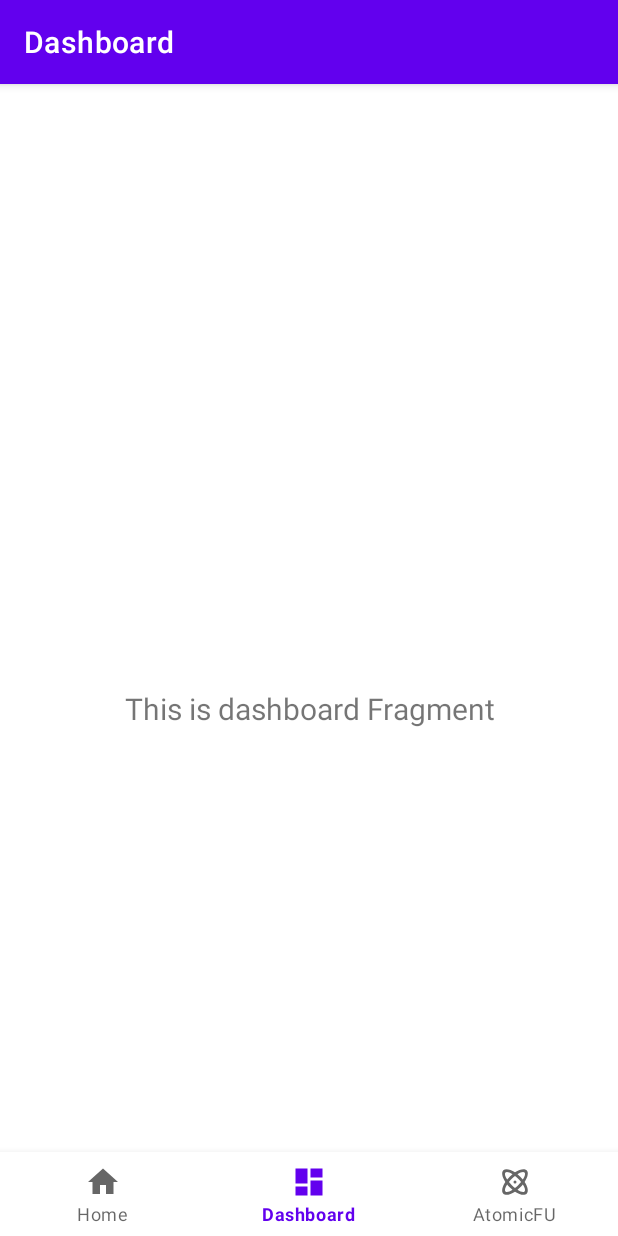
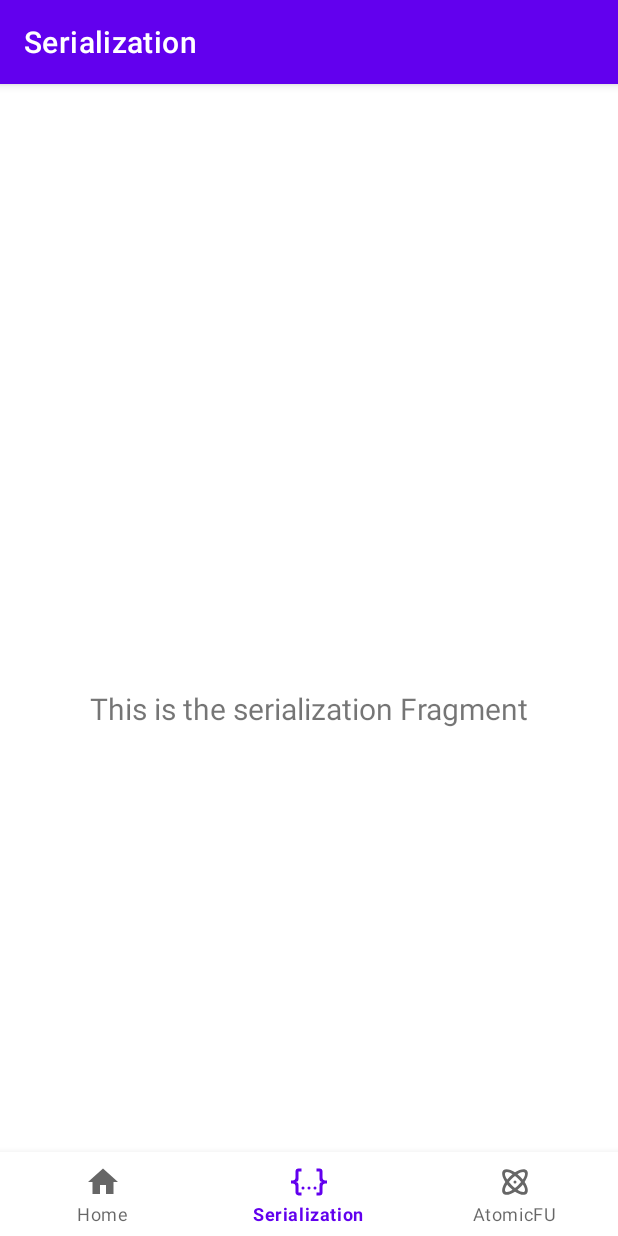
Before and after one commit to severn-everett/AndroidXDemo, an Android app: the SerializationFragment screen opened through its navigation route, on a phone screen of 412 x 824 dp. Run offline under Robolectric (Android 15) with nearby library versions, the phone set to English and light mode, and no system bars; our stand-ins replace navigation-ui.

Commit message:
Initial code for serialization component

```diff
--- a/app/build.gradle.kts
+++ b/app/build.gradle.kts
@@ -1,6 +1,7 @@
 plugins {
     id("com.android.application")
-    id("org.jetbrains.kotlin.android")
+    kotlin("android")
+    kotlin("plugin.serialization")
 }
 
 android {
@@ -36,7 +37,8 @@ android {
 }
 
 dependencies {
-    // Production
+    //// Production
+    // Implementation
     implementation("androidx.core:core-ktx:1.10.0")
     implementation("androidx.appcompat:appcompat:1.6.1")
     implementation("androidx.constraintlayout:constraintlayout:2.1.4")
@@ -47,9 +49,12 @@ dependencies {
     implementation("com.google.android.material:material:1.8.0")
     implementation("org.jetbrains.kotlinx:atomicfu:0.20.2")
     implementation("org.jetbrains.kotlinx:kotlinx-coroutines-android:1.6.4")
-    // Test
+    // Runtime
+    runtimeOnly("org.jetbrains.kotlinx:kotlinx-serialization-json:1.5.0")
+    //// Test
+    // Implementation
     testImplementation("junit:junit:4.13.2")
-    // Android Test
+    // Android implementation
     androidTestImplementation("androidx.test.ext:junit:1.1.5")
     androidTestImplementation("androidx.test.espresso:espresso-core:3.5.1")
 }
--- a/app/src/main/java/com/severett/androidxdemo/MainActivity.kt
+++ b/app/src/main/java/com/severett/androidxdemo/MainActivity.kt
@@ -26,7 +26,7 @@ class MainActivity : AppCompatActivity() {
         // menu should be considered as top level destinations.
         val appBarConfiguration = AppBarConfiguration(
             setOf(
-                R.id.navigation_home, R.id.navigation_dashboard, R.id.navigation_atomicfu
+                R.id.navigation_home, R.id.navigation_serialization, R.id.navigation_atomicfu
             )
         )
         setupActionBarWithNavController(navController, appBarConfiguration)
--- a/app/src/main/java/com/severett/androidxdemo/ui/dashboard/DashboardFragment.kt
+++ b/app/src/main/java/com/severett/androidxdemo/ui/serialization/SerializationFragment.kt
@@ -1,4 +1,4 @@
-package com.severett.androidxdemo.ui.dashboard
+package com.severett.androidxdemo.ui.serialization
 
 import android.os.Bundle
 import android.view.LayoutInflater
@@ -7,11 +7,11 @@ import android.view.ViewGroup
 import android.widget.TextView
 import androidx.fragment.app.Fragment
 import androidx.lifecycle.ViewModelProvider
-import com.severett.androidxdemo.databinding.FragmentDashboardBinding
+import com.severett.androidxdemo.databinding.FragmentSerializationBinding
 
-class DashboardFragment : Fragment() {
+class SerializationFragment : Fragment() {
 
-    private var _binding: FragmentDashboardBinding? = null
+    private var _binding: FragmentSerializationBinding? = null
 
     // This property is only valid between onCreateView and
     // onDestroyView.
@@ -22,14 +22,14 @@ class DashboardFragment : Fragment() {
         container: ViewGroup?,
         savedInstanceState: Bundle?
     ): View {
-        val dashboardViewModel =
-            ViewModelProvider(this).get(DashboardViewModel::class.java)
+        val serializationViewModel =
+            ViewModelProvider(this).get(SerializationViewModel::class.java)
 
-        _binding = FragmentDashboardBinding.inflate(inflater, container, false)
+        _binding = FragmentSerializationBinding.inflate(inflater, container, false)
         val root: View = binding.root
 
-        val textView: TextView = binding.textDashboard
-        dashboardViewModel.text.observe(viewLifecycleOwner) {
+        val textView: TextView = binding.textSerialization
+        serializationViewModel.text.observe(viewLifecycleOwner) {
             textView.text = it
         }
         return root
--- a/app/src/main/java/com/severett/androidxdemo/ui/dashboard/DashboardViewModel.kt
+++ b/app/src/main/java/com/severett/androidxdemo/ui/serialization/SerializationViewModel.kt
@@ -1,13 +1,13 @@
-package com.severett.androidxdemo.ui.dashboard
+package com.severett.androidxdemo.ui.serialization
 
 import androidx.lifecycle.LiveData
 import androidx.lifecycle.MutableLiveData
 import androidx.lifecycle.ViewModel
 
-class DashboardViewModel : ViewModel() {
+class SerializationViewModel : ViewModel() {
 
     private val _text = MutableLiveData<String>().apply {
-        value = "This is dashboard Fragment"
+        value = "This is the serialization Fragment"
     }
     val text: LiveData<String> = _text
 }
--- a/app/src/main/res/drawable/ic_dashboard_black_24dp.xml
+++ /dev/null
@@ -1,9 +0,0 @@
-<vector xmlns:android="http://schemas.android.com/apk/res/android"
-    android:width="24dp"
-    android:height="24dp"
-    android:viewportWidth="24.0"
-    android:viewportHeight="24.0">
-    <path
-        android:fillColor="#FF000000"
-        android:pathData="M3,13h8L11,3L3,3v10zM3,21h8v-6L3,15v6zM13,21h8L21,11h-8v10zM13,3v6h8L21,3h-8z" />
-</vector>
--- /dev/null
+++ b/app/src/main/res/drawable/ic_json_black_24dp.xml
@@ -0,0 +1,10 @@
+<!-- drawable/code_json.xml -->
+<vector xmlns:android="http://schemas.android.com/apk/res/android"
+    android:width="24dp"
+    android:height="24dp"
+    android:viewportWidth="24"
+    android:viewportHeight="24">
+    <path
+        android:fillColor="#000000"
+        android:pathData="M5,3H7V5H5V10A2,2 0 0,1 3,12A2,2 0 0,1 5,14V19H7V21H5C3.93,20.73 3,20.1 3,19V15A2,2 0 0,0 1,13H0V11H1A2,2 0 0,0 3,9V5A2,2 0 0,1 5,3M19,3A2,2 0 0,1 21,5V9A2,2 0 0,0 23,11H24V13H23A2,2 0 0,0 21,15V19A2,2 0 0,1 19,21H17V19H19V14A2,2 0 0,1 21,12A2,2 0 0,1 19,10V5H17V3H19M12,15A1,1 0 0,1 13,16A1,1 0 0,1 12,17A1,1 0 0,1 11,16A1,1 0 0,1 12,15M8,15A1,1 0 0,1 9,16A1,1 0 0,1 8,17A1,1 0 0,1 7,16A1,1 0 0,1 8,15M16,15A1,1 0 0,1 17,16A1,1 0 0,1 16,17A1,1 0 0,1 15,16A1,1 0 0,1 16,15Z" />
+</vector>
--- a/app/src/main/res/layout/fragment_dashboard.xml
+++ b/app/src/main/res/layout/fragment_serialization.xml
@@ -4,10 +4,10 @@
     xmlns:tools="http://schemas.android.com/tools"
     android:layout_width="match_parent"
     android:layout_height="match_parent"
-    tools:context=".ui.dashboard.DashboardFragment">
+    tools:context=".ui.serialization.SerializationFragment">
 
     <TextView
-        android:id="@+id/text_dashboard"
+        android:id="@+id/text_serialization"
         android:layout_width="match_parent"
         android:layout_height="wrap_content"
         android:layout_marginStart="8dp"
--- a/app/src/main/res/menu/bottom_nav_menu.xml
+++ b/app/src/main/res/menu/bottom_nav_menu.xml
@@ -7,9 +7,9 @@
         android:title="@string/title_home" />
 
     <item
-        android:id="@+id/navigation_dashboard"
-        android:icon="@drawable/ic_dashboard_black_24dp"
-        android:title="@string/title_dashboard" />
+        android:id="@+id/navigation_serialization"
+        android:icon="@drawable/ic_json_black_24dp"
+        android:title="@string/title_serialization" />
 
     <item
         android:id="@+id/navigation_atomicfu"
--- a/app/src/main/res/navigation/mobile_navigation.xml
+++ b/app/src/main/res/navigation/mobile_navigation.xml
@@ -12,10 +12,10 @@
         tools:layout="@layout/fragment_home" />
 
     <fragment
-        android:id="@+id/navigation_dashboard"
-        android:name="com.severett.androidxdemo.ui.dashboard.DashboardFragment"
-        android:label="@string/title_dashboard"
-        tools:layout="@layout/fragment_dashboard" />
+        android:id="@+id/navigation_serialization"
+        android:name="com.severett.androidxdemo.ui.serialization.SerializationFragment"
+        android:label="@string/title_serialization"
+        tools:layout="@layout/fragment_serialization" />
 
     <fragment
         android:id="@+id/navigation_atomicfu"
--- a/app/src/main/res/values/strings.xml
+++ b/app/src/main/res/values/strings.xml
@@ -1,7 +1,7 @@
 <resources>
     <string name="app_name">AndroidXDemo</string>
     <string name="title_home">Home</string>
-    <string name="title_dashboard">Dashboard</string>
+    <string name="title_serialization">Serialization</string>
     <string name="title_atomicfu">AtomicFU</string>
     <string name="button_atomicfu">Run Race</string>
 </resources>
--- a/build.gradle.kts
+++ b/build.gradle.kts
@@ -1,6 +1,9 @@
 // Top-level build file where you can add configuration options common to all sub-projects/modules.
 plugins {
-    id("com.android.application") version "7.4.2" apply false
-    id("com.android.library") version "7.4.2" apply false
-    id("org.jetbrains.kotlin.android") version "1.8.20" apply false
+    val kotlinVersion = "1.8.20"
+    val androidVersion = "7.4.2"
+    id("com.android.application") version androidVersion apply false
+    id("com.android.library") version androidVersion apply false
+    kotlin("android") version kotlinVersion apply false
+    kotlin("plugin.serialization") version kotlinVersion apply false
 }
```
